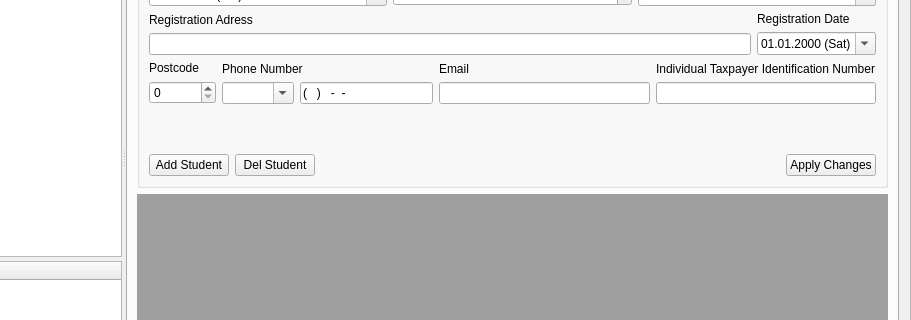
The window that framestudet.ui (sadovskiy/sysman) describes before a commit, drawn with Qt 5; both pictures show x 201 to 1112 and y 259 to 579 of the 1112 by 831 pixel window.
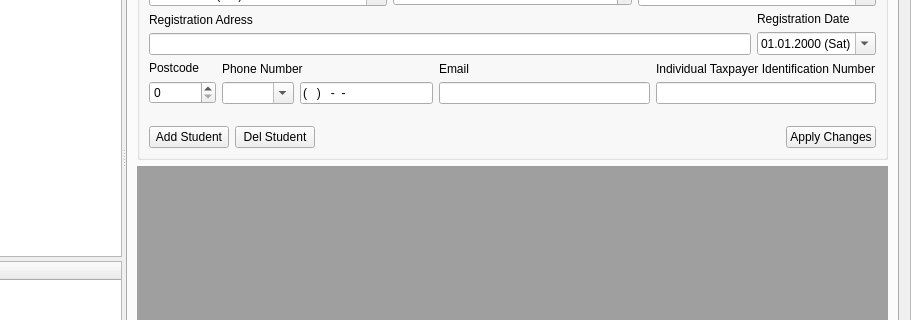
The same window after the commit.

The edit to the form file:
```diff
--- a/framestudet.ui
+++ b/framestudet.ui
@@ -285,7 +285,7 @@
           <property name="minimumSize">
            <size>
             <width>0</width>
-            <height>400</height>
+            <height>350</height>
            </size>
           </property>
           <property name="title">
```
Left out of the diff: 237 changed lines with no effect on the pictures.
